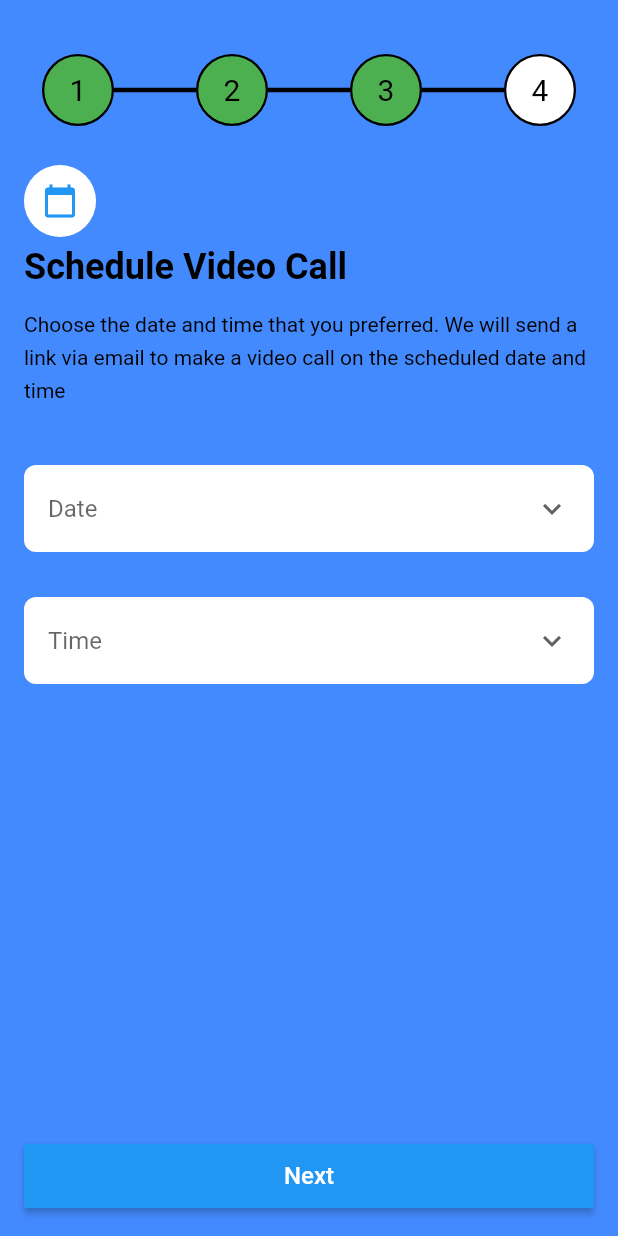
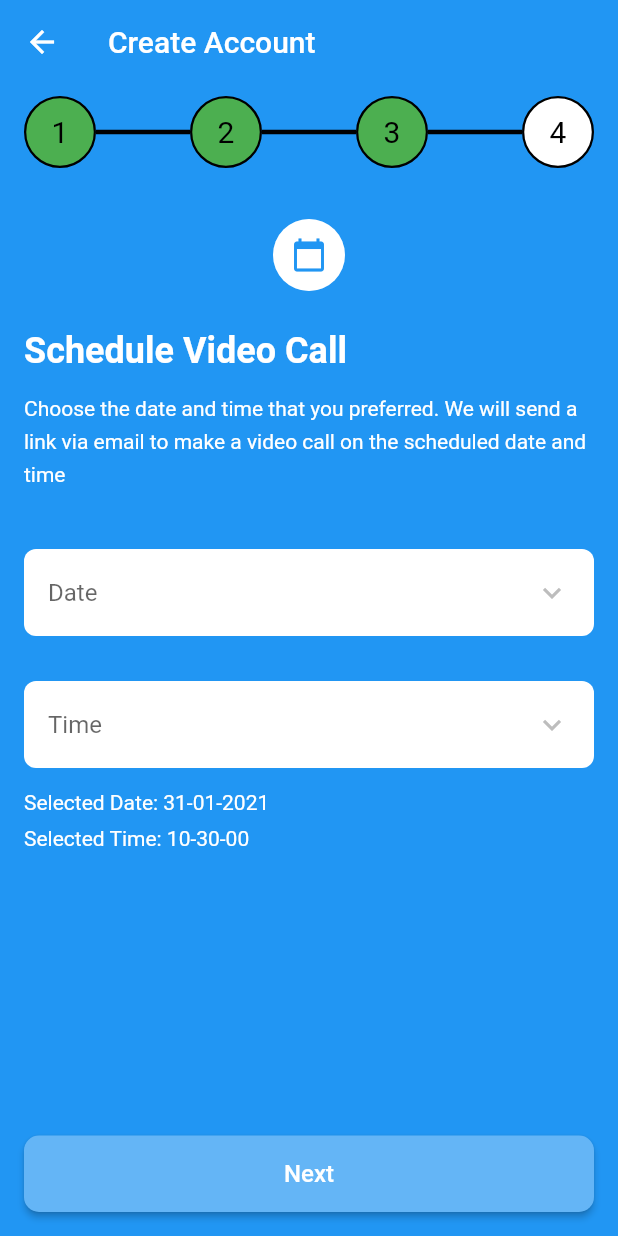
Before and after one commit to mahendraatgithub/assignment, a Flutter app: the ScheduleScreen screen opened by its route, on a phone screen of 412 x 824 dp. Run offline on Flutter 3.47's test engine with Material 2 defaults, Android fonts, the phone set to English and light mode, and no system bars.

Commit message:
* Date picker added.

```diff
--- a/lib/common/strings.dart
+++ b/lib/common/strings.dart
@@ -18,4 +18,11 @@ abstract class Strings {
   static const String scheduleHeading = 'Schedule Video Call';
   static const String scheduleDesc =
       'Choose the date and time that you preferred. We will send a link via email to make a video call on the scheduled date and time';
+  static const String goal_hint = 'Goal for activation';
+  static const String income_hint = 'Monthly Income';
+  static const String expense_hint = 'Monthly expense';
+
+  static const String err_invalid_email = 'Invalid email.';
+
+  static const String screen_title = 'Create Account';
 }
--- a/lib/screens/schedule_screen.dart
+++ b/lib/screens/schedule_screen.dart
@@ -1,7 +1,10 @@
 import 'package:dkatalis_assignment/common/constants.dart';
 import 'package:dkatalis_assignment/common/strings.dart';
+import 'package:dkatalis_assignment/widgets/dk_app_bar.dart';
+import 'package:dkatalis_assignment/widgets/dk_button.dart';
 import 'package:dkatalis_assignment/widgets/dk_stepper.dart';
 import 'package:dkatalis_assignment/widgets/drop_down.dart';
+import 'package:flutter/cupertino.dart';
 import 'package:flutter/material.dart';
 import 'package:flutter/widgets.dart';
 
@@ -17,6 +20,15 @@ class _ScheduleScreenState extends State<ScheduleScreen> with TickerProviderStat
   final DropDownController _timeController = DropDownController();
   AnimationController _animationController;
 
+  DateTime _selectedDate = DateTime.now();
+  String _selectedDay;
+  String _selectedTime;
+
+  _ScheduleScreenState() {
+    _selectedDay = _getDay(_selectedDate);
+    _selectedTime = _getTime(_selectedDate);
+  }
+
   @override
   void initState() {
     super.initState();
@@ -29,21 +41,22 @@ class _ScheduleScreenState extends State<ScheduleScreen> with TickerProviderStat
   @override
   Widget build(BuildContext context) {
     return Scaffold(
-      backgroundColor: Colors.blueAccent,
+      backgroundColor: Theme.of(context).primaryColor,
+      appBar: DKAppBar(
+        title: Strings.screen_title,
+      ),
       body: Padding(
-        padding: const EdgeInsets.all(16.0),
+        padding: const EdgeInsets.symmetric(horizontal: 16),
         child: Column(
           crossAxisAlignment: CrossAxisAlignment.start,
           children: [
-            Padding(
-              padding: const EdgeInsets.all(12.0),
-              child: DKStepper(
+            DKStepper(
               steps: STEPS,
               currentStep: 2,
             ),
-            ),
             Container(
-              height: 60,
+              height: 100,
+              child: Center(
                 child: AnimatedBuilder(
                   animation: _animationController,
                   builder: (context, child) {
@@ -66,6 +79,7 @@ class _ScheduleScreenState extends State<ScheduleScreen> with TickerProviderStat
                     child: IconButton(
                       onPressed: () {
                         _startAnimation();
+                        _selectDate(context);
                       },
                       color: Colors.blue,
                       icon: Icon(Icons.calendar_today, size: 24),
@@ -73,9 +87,14 @@ class _ScheduleScreenState extends State<ScheduleScreen> with TickerProviderStat
                   ),
                 ),
               ),
+            ),
             Text(
               Strings.scheduleHeading,
-              style: TextStyle(fontSize: 24, fontWeight: FontWeight.bold, color: Colors.black),
+              style: TextStyle(
+                fontSize: 24,
+                fontWeight: FontWeight.bold,
+                color: Colors.white,
+              ),
             ),
             SizedBox(
               height: 12,
@@ -84,7 +103,7 @@ class _ScheduleScreenState extends State<ScheduleScreen> with TickerProviderStat
               Strings.scheduleDesc,
               style: TextStyle(
                 fontSize: 14,
-                color: Colors.black,
+                color: Colors.white,
                 height: 22 / 14,
               ),
             ),
@@ -92,7 +111,7 @@ class _ScheduleScreenState extends State<ScheduleScreen> with TickerProviderStat
               height: 40,
             ),
             DropDown(
-              items: ['Date1', 'Date2', 'Date3', 'Date4'],
+              items: [],
               hintText: 'Date',
               controller: _dateController,
             ),
@@ -100,28 +119,32 @@ class _ScheduleScreenState extends State<ScheduleScreen> with TickerProviderStat
               height: 30,
             ),
             DropDown(
-              items: ['Time1', 'Time2', 'Time3'],
+              items: [],
               hintText: 'Time',
               controller: _timeController,
+            ),
+            SizedBox(
+              height: 15,
+            ),
+            Text(
+              'Selected Date: $_selectedDay',
+              style: TextStyle(color: Colors.white),
+            ),
+            SizedBox(
+              height: 8,
+            ),
+            Text(
+              'Selected Time: $_selectedTime',
+              style: TextStyle(color: Colors.white),
             ),
           ],
         ),
       ),
       bottomNavigationBar: Padding(
         padding: const EdgeInsets.all(16.0),
-        child: RaisedButton(
-          color: Theme.of(context).primaryColor,
-          child: Padding(
-            padding: const EdgeInsets.all(12.0),
-            child: Text(
-              Strings.btn_next,
-              style: TextStyle(
-                color: Colors.white,
-                fontSize: 16,
-              ),
-            ),
-          ),
-          onPressed: () {
+        child: DKButton(
+          text: Strings.btn_next,
+          onClick: () {
             print('Time: ${_dateController.value}');
             print('Date: ${_timeController.value}');
           },
@@ -135,4 +158,78 @@ class _ScheduleScreenState extends State<ScheduleScreen> with TickerProviderStat
     _animationController.forward();
     _animationController.repeat(reverse: true);
   }
+
+  _selectDate(BuildContext context) async {
+    final ThemeData theme = Theme.of(context);
+    assert(theme.platform != null);
+    switch (theme.platform) {
+      case TargetPlatform.android:
+        return buildMaterialDatePicker(context);
+      case TargetPlatform.iOS:
+        return buildCupertinoDatePicker(context);
+      case TargetPlatform.macOS:
+      case TargetPlatform.fuchsia:
+      case TargetPlatform.linux:
+      case TargetPlatform.windows:
+        return;
     }
+  }
+
+  /// This builds material date picker in Android
+  buildMaterialDatePicker(BuildContext context) async {
+    final DateTime picked = await showDatePicker(
+      context: context,
+      initialDate: _selectedDate,
+      firstDate: DateTime(2000),
+      lastDate: DateTime(2025),
+      builder: (context, child) {
+        return Theme(
+          data: ThemeData.light(),
+          child: child,
+        );
+      },
+    );
+    if (picked != null && picked != _selectedDate)
+      _updateDateTime(picked);
+  }
+
+  /// This builds cupertion date picker in iOS
+  buildCupertinoDatePicker(BuildContext context) {
+    showModalBottomSheet(
+        context: context,
+        builder: (BuildContext builder) {
+          return Container(
+            height: MediaQuery.of(context).copyWith().size.height / 3,
+            color: Colors.white,
+            child: CupertinoDatePicker(
+              mode: CupertinoDatePickerMode.date,
+              onDateTimeChanged: (picked) {
+                if (picked != null && picked != _selectedDate)
+                  _updateDateTime(picked);
+              },
+              initialDateTime: _selectedDate,
+              minimumYear: 2000,
+              maximumYear: 2025,
+            ),
+          );
+        });
+  }
+
+  _updateDateTime(DateTime selectedDate) {
+    setState(() {
+      _selectedDate = selectedDate;
+      _selectedDay = _getDay(_selectedDate);
+      _selectedTime = _getTime(_selectedDate);
+    });
+  }
+
+  String _getDay(DateTime selectedDate) {
+    print('_selectedDay: $_selectedDay');
+    return "${selectedDate.day.toString()}-${selectedDate.month.toString().padLeft(2, '0')}-${selectedDate.year.toString().padLeft(2, '0')}";
+  }
+
+  String _getTime(DateTime selectedDate) {
+    print('_selectedTime: $_selectedDay');
+    return "${selectedDate.hour.toString()}-${selectedDate.minute.toString().padLeft(2, '0')}-${selectedDate.second.toString().padLeft(2, '0')}";
+  }
+}
--- /dev/null
+++ b/lib/widgets/dk_app_bar.dart
@@ -0,0 +1,19 @@
+import 'package:flutter/material.dart';
+import 'package:flutter/widgets.dart';
+
+class DKAppBar extends StatelessWidget implements PreferredSizeWidget {
+  final String title;
+
+  const DKAppBar({Key key, this.title}) : super(key: key);
+
+  @override
+  Widget build(BuildContext context) {
+    return AppBar(
+      title: title != null && title.isNotEmpty ? Text(title) : null,
+      elevation: 0,
+    );
+  }
+
+  @override
+  Size get preferredSize => Size.fromHeight(kToolbarHeight);
+}
--- /dev/null
+++ b/lib/widgets/dk_button.dart
@@ -0,0 +1,31 @@
+import 'package:flutter/material.dart';
+import 'package:flutter/widgets.dart';
+
+class DKButton extends StatelessWidget {
+  final String text;
+  final VoidCallback onClick;
+
+  const DKButton({Key key, @required this.text, @required this.onClick}) : super(key: key);
+
+  @override
+  Widget build(BuildContext context) {
+    return RaisedButton(
+      color: Colors.blue[300],
+      disabledColor: Colors.grey,
+      shape: RoundedRectangleBorder(
+          borderRadius: BorderRadius.circular(10.0),
+      ),
+      child: Padding(
+        padding: const EdgeInsets.all(16.0),
+        child: Text(
+          text,
+          style: TextStyle(
+            color: Colors.white,
+            fontSize: 16,
+          ),
+        ),
+      ),
+      onPressed: onClick,
+    );
+  }
+}
```
Also changed, not shown: lib/screens/password_setup_screen.dart (+41 -22 lines), lib/screens/personal_info_screen.dart (+37 -24 lines), lib/screens/welcome_screen.dart (+59 -29 lines), lib/utils/snack_bar_mixin.dart (added, +12 -0 lines), lib/utils/validator.dart (added, +18 -0 lines), lib/widgets/password_test_cases_widget.dart (+8 -2 lines). Lines whose indentation alone changed are shown as unchanged.
